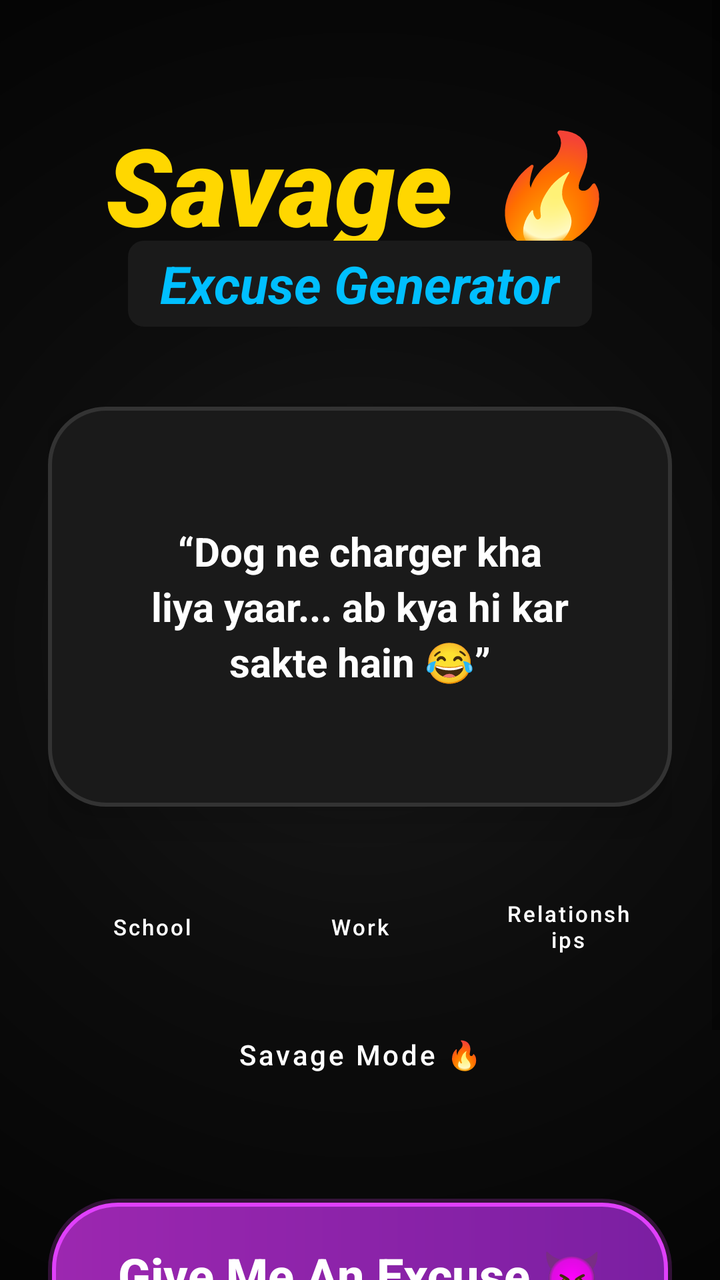
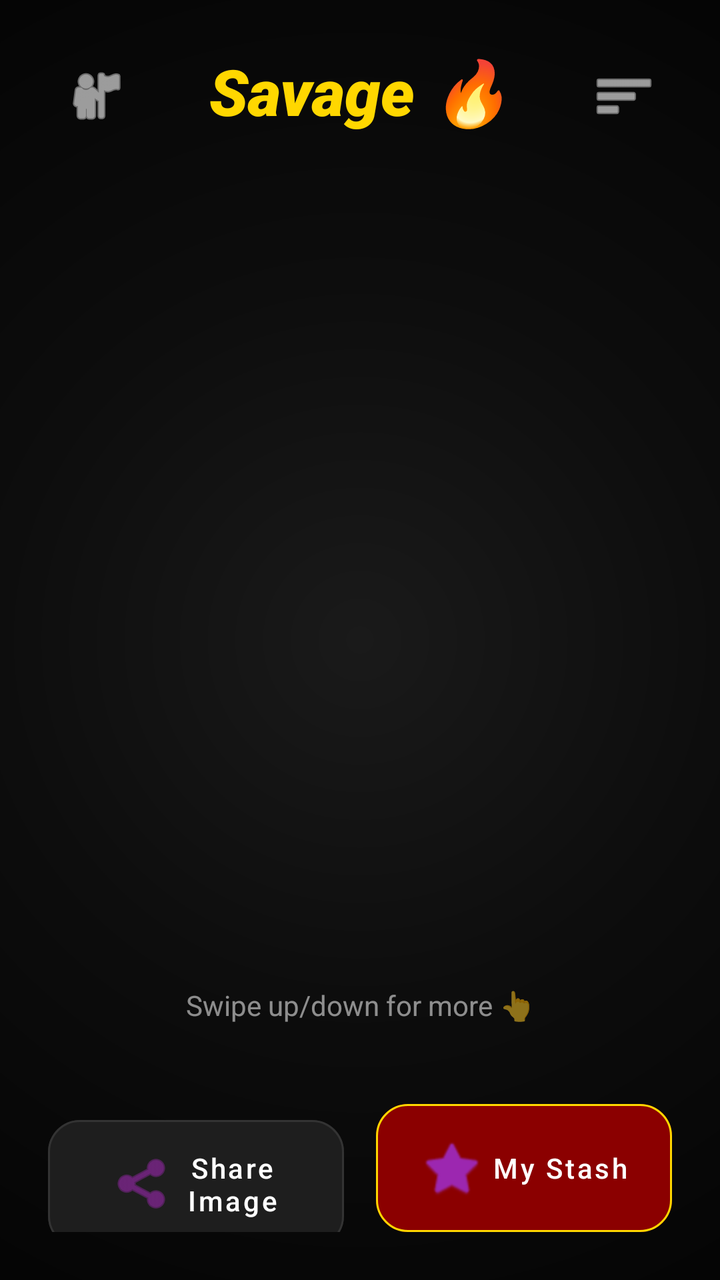

Compare the two renders of this Android layout. The source of the first and the diff that turns it into the second are given below.
<!-- AndroidManifest.xml: application theme Theme.SavageExcuse -->
<!-- res/layout/activity_main.xml -->
<?xml version="1.0" encoding="utf-8"?>
<ScrollView xmlns:android="http://schemas.android.com/apk/res/android"
    xmlns:app="http://schemas.android.com/apk/res-auto"
    xmlns:tools="http://schemas.android.com/tools"
    android:layout_width="match_parent"
    android:layout_height="match_parent"
    android:background="@drawable/bg_main_gradient"
    android:fillViewport="true">

    <androidx.constraintlayout.widget.ConstraintLayout
        android:layout_width="match_parent"
        android:layout_height="wrap_content"
        android:padding="24dp">

        
        <TextView
            android:id="@+id/tvSavage"
            android:layout_width="wrap_content"
            android:layout_height="wrap_content"
            android:layout_marginTop="32dp"
            android:fontFamily="sans-serif-black"
            android:text="Savage 🔥"
            android:textColor="@color/savage_yellow"
            android:textSize="54sp"
            android:textStyle="bold|italic"
            app:layout_constraintEnd_toEndOf="parent"
            app:layout_constraintStart_toStartOf="parent"
            app:layout_constraintTop_toTopOf="parent" />

        <TextView
            android:id="@+id/tvGeneratorTitle"
            android:layout_width="wrap_content"
            android:layout_height="wrap_content"
            android:layout_marginTop="-8dp"
            android:background="@drawable/bg_secondary_tag"
            android:paddingHorizontal="16dp"
            android:paddingVertical="4dp"
            android:text="Excuse Generator"
            android:textColor="@color/generator_blue"
            android:textSize="26sp"
            android:textStyle="bold|italic"
            app:layout_constraintEnd_toEndOf="parent"
            app:layout_constraintStart_toStartOf="parent"
            app:layout_constraintTop_toBottomOf="@id/tvSavage" />

        
        <androidx.constraintlayout.widget.ConstraintLayout
            android:id="@+id/bubbleLayout"
            android:layout_width="0dp"
            android:layout_height="200dp"
            android:layout_marginTop="40dp"
            android:background="@drawable/bg_speech_bubble"
            android:elevation="12dp"
            app:layout_constraintEnd_toEndOf="parent"
            app:layout_constraintStart_toStartOf="parent"
            app:layout_constraintTop_toBottomOf="@id/tvGeneratorTitle">

            <TextView
                android:id="@+id/tvExcuse"
                android:layout_width="match_parent"
                android:layout_height="match_parent"
                android:gravity="center"
                android:padding="28dp"
                android:text="“Dog ne charger kha liya yaar... ab kya hi kar sakte hain 😂”"
                android:textColor="@color/white"
                android:lineSpacingExtra="4dp"
                android:textSize="20sp"
                android:textStyle="bold"
                app:layout_constraintBottom_toBottomOf="parent"
                app:layout_constraintEnd_toEndOf="parent"
                app:layout_constraintStart_toStartOf="parent"
                app:layout_constraintTop_toTopOf="parent" />
        </androidx.constraintlayout.widget.ConstraintLayout>

        
        <LinearLayout
            android:id="@+id/categoryLayout"
            android:layout_width="match_parent"
            android:layout_height="wrap_content"
            android:layout_marginTop="32dp"
            android:gravity="center"
            android:orientation="horizontal"
            app:layout_constraintTop_toBottomOf="@id/bubbleLayout">

            <Button
                android:id="@+id/btnSchool"
                style="@style/Widget.MaterialComponents.Button.UnelevatedButton"
                android:layout_width="0dp"
                android:layout_height="wrap_content"
                android:layout_margin="4dp"
                android:layout_weight="1"
                android:backgroundTint="@color/cat_school_bg"
                android:insetTop="0dp"
                android:insetBottom="0dp"
                android:text="School"
                android:textAllCaps="false"
                android:textColor="@color/white"
                android:textSize="11sp"
                app:cornerRadius="12dp" />

            <Button
                android:id="@+id/btnWork"
                style="@style/Widget.MaterialComponents.Button.UnelevatedButton"
                android:layout_width="0dp"
                android:layout_height="wrap_content"
                android:layout_margin="4dp"
                android:layout_weight="1"
                android:backgroundTint="@color/cat_work_bg"
                android:insetTop="0dp"
                android:insetBottom="0dp"
                android:text="Work"
                android:textAllCaps="false"
                android:textColor="@color/white"
                android:textSize="11sp"
                app:cornerRadius="12dp" />

            <Button
                android:id="@+id/btnRelationships"
                style="@style/Widget.MaterialComponents.Button.UnelevatedButton"
                android:layout_width="0dp"
                android:layout_height="wrap_content"
                android:layout_margin="4dp"
                android:layout_weight="1"
                android:backgroundTint="@color/cat_relationships_bg"
                android:insetTop="0dp"
                android:insetBottom="0dp"
                android:text="Relationships"
                android:textAllCaps="false"
                android:textColor="@color/white"
                android:textSize="11sp"
                app:cornerRadius="12dp" />
        </LinearLayout>

        <Button
            android:id="@+id/btnSavageMode"
            style="@style/Widget.MaterialComponents.Button.UnelevatedButton"
            android:layout_width="220dp"
            android:layout_height="wrap_content"
            android:layout_marginTop="12dp"
            android:backgroundTint="@color/cat_savage_mode_bg"
            android:text="Savage Mode 🔥"
            android:textAllCaps="false"
            android:textColor="@color/white"
            app:cornerRadius="14dp"
            app:layout_constraintEnd_toEndOf="parent"
            app:layout_constraintStart_toStartOf="parent"
            app:layout_constraintTop_toBottomOf="@id/categoryLayout" />

        
        <Button
            android:id="@+id/btnGenerate"
            android:layout_width="0dp"
            android:layout_height="76dp"
            android:layout_marginTop="48dp"
            android:background="@drawable/btn_main_glow"
            android:elevation="8dp"
            android:stateListAnimator="@null"
            android:text="Give Me An Excuse 😈"
            android:textAllCaps="false"
            android:textColor="@color/white"
            android:textSize="24sp"
            android:textStyle="bold"
            app:backgroundTint="@null"
            app:layout_constraintEnd_toEndOf="parent"
            app:layout_constraintStart_toStartOf="parent"
            app:layout_constraintTop_toBottomOf="@id/btnSavageMode" />

        
        <LinearLayout
            android:layout_width="0dp"
            android:layout_height="wrap_content"
            android:layout_marginTop="32dp"
            android:orientation="horizontal"
            app:layout_constraintEnd_toEndOf="parent"
            app:layout_constraintStart_toStartOf="parent"
            app:layout_constraintTop_toBottomOf="@id/btnGenerate">

            <com.google.android.material.button.MaterialButton
                android:id="@+id/btnCopy"
                style="@style/Widget.MaterialComponents.Button.OutlinedButton"
                android:layout_width="0dp"
                android:layout_height="64dp"
                android:layout_marginEnd="8dp"
                android:layout_weight="1"
                android:backgroundTint="@color/btn_secondary_bg"
                android:insetTop="0dp"
                android:insetBottom="0dp"
                android:text="Copy"
                android:textAllCaps="false"
                android:textColor="@color/white"
                app:cornerRadius="16dp"
                app:icon="@android:drawable/ic_menu_edit"
                app:iconGravity="textStart"
                app:strokeColor="@color/btn_secondary_stroke"
                app:strokeWidth="1dp" />

            <com.google.android.material.button.MaterialButton
                android:id="@+id/btnShare"
                style="@style/Widget.MaterialComponents.Button.OutlinedButton"
                android:layout_width="0dp"
                android:layout_height="64dp"
                android:layout_marginStart="8dp"
                android:layout_weight="1"
                android:backgroundTint="@color/btn_secondary_bg"
                android:insetTop="0dp"
                android:insetBottom="0dp"
                android:text="Share"
                android:textAllCaps="false"
                android:textColor="@color/white"
                app:cornerRadius="16dp"
                app:icon="@android:drawable/ic_menu_share"
                app:iconGravity="textStart"
                app:strokeColor="@color/btn_secondary_stroke"
                app:strokeWidth="1dp" />
        </LinearLayout>

    </androidx.constraintlayout.widget.ConstraintLayout>
</ScrollView>
<!-- resources referenced by this layout -->
<resources>
  <color name="btn_secondary_bg">#1E1E1E</color>
  <color name="btn_secondary_stroke">#333333</color>
  <color name="cat_relationships_bg">#7B1818</color>
  <color name="cat_savage_mode_bg">#8B0000</color>
  <color name="cat_school_bg">#2C2C2C</color>
  <color name="cat_work_bg">#104E5B</color>
  <color name="generator_blue">#00BFFF</color>
  <color name="savage_yellow">#FFD700</color>
  <color name="white">#FFFFFFFF</color>
  <!-- drawable bg_main_gradient (drawable) -->
  <?xml version="1.0" encoding="utf-8"?>
  <shape xmlns:android="http://schemas.android.com/apk/res/android">
      <gradient
          android:type="radial"
          android:gradientRadius="100%p"
          android:startColor="#1A1A1A"
          android:centerColor="#0D0D0D"
          android:endColor="#050505" />
  </shape>
  <!-- drawable bg_secondary_tag (drawable) -->
  <?xml version="1.0" encoding="utf-8"?>
  <shape xmlns:android="http://schemas.android.com/apk/res/android">
      <solid android:color="#1A1A1A" />
      <corners android:radius="8dp" />
  </shape>
  <!-- drawable bg_speech_bubble (drawable) -->
  <?xml version="1.0" encoding="utf-8"?>
  <shape xmlns:android="http://schemas.android.com/apk/res/android">
      <solid android:color="#1A1A1A" />
      <corners android:radius="28dp" />
      <stroke android:width="2dp" android:color="#333333" />
      <padding android:left="16dp" android:top="16dp" android:right="16dp" android:bottom="16dp" />
  </shape>
  <!-- drawable btn_main_glow (drawable) -->
  <?xml version="1.0" encoding="utf-8"?>
  <layer-list xmlns:android="http://schemas.android.com/apk/res/android">
      
      <item>
          <shape android:shape="rectangle">
              <corners android:radius="35dp" />
              <solid android:color="#33E040FB" />
          </shape>
      </item>
      
      <item android:top="2dp" android:bottom="2dp" android:left="2dp" android:right="2dp">
          <shape android:shape="rectangle">
              <gradient
                  android:startColor="@color/glow_purple_start"
                  android:endColor="@color/glow_purple_end"
                  android:angle="0" />
              <corners android:radius="32dp" />
              <stroke android:width="2dp" android:color="@color/glow_purple_stroke" />
          </shape>
      </item>
  </layer-list>
  <style name="Theme.SavageExcuse" parent="Theme.MaterialComponents.DayNight.NoActionBar">
          
          <item name="colorPrimary">@color/glow_purple_start</item>
          <item name="colorPrimaryVariant">@color/bg_dark</item>
          <item name="colorOnPrimary">@color/white</item>
          
          <item name="colorSecondary">@color/generator_blue</item>
          <item name="colorSecondaryVariant">@color/generator_blue</item>
          <item name="colorOnSecondary">@color/black</item>
          
          <item name="android:statusBarColor">@color/bg_dark</item>
          <item name="android:navigationBarColor">@color/bg_dark</item>
          
      </style>
  <color name="glow_purple_start">#9C27B0</color>
  <color name="glow_purple_end">#7B1FA2</color>
  <color name="glow_purple_stroke">#E040FB</color>
  <color name="bg_dark">#0D0D0D</color>
  <color name="black">#FF000000</color>
</resources>

<!-- the commit's change to res/layout/activity_main.xml (unified diff, before → after) -->
@@ -1,218 +1,119 @@
 <?xml version="1.0" encoding="utf-8"?>
-<ScrollView xmlns:android="http://schemas.android.com/apk/res/android"
+<androidx.constraintlayout.widget.ConstraintLayout xmlns:android="http://schemas.android.com/apk/res/android"
     xmlns:app="http://schemas.android.com/apk/res-auto"
-    xmlns:tools="http://schemas.android.com/tools"
     android:layout_width="match_parent"
     android:layout_height="match_parent"
-    android:background="@drawable/bg_main_gradient"
-    android:fillViewport="true">
+    android:background="@drawable/bg_main_gradient">
 
+    
     <androidx.constraintlayout.widget.ConstraintLayout
+        android:id="@+id/headerLayout"
         android:layout_width="match_parent"
         android:layout_height="wrap_content"
-        android:padding="24dp">
+        android:padding="24dp"
+        app:layout_constraintTop_toTopOf="parent">
 
-        
+        <ImageButton
+            android:id="@+id/btnProfile"
+            android:layout_width="48dp"
+            android:layout_height="48dp"
+            android:background="?attr/selectableItemBackgroundBorderless"
+            android:src="@android:drawable/ic_menu_myplaces"
+            app:tint="@color/white"
+            app:layout_constraintStart_toStartOf="parent"
+            app:layout_constraintTop_toTopOf="parent" />
+
         <TextView
             android:id="@+id/tvSavage"
             android:layout_width="wrap_content"
             android:layout_height="wrap_content"
-            android:layout_marginTop="32dp"
             android:fontFamily="sans-serif-black"
             android:text="Savage 🔥"
             android:textColor="@color/savage_yellow"
-            android:textSize="54sp"
+            android:textSize="32sp"
             android:textStyle="bold|italic"
             app:layout_constraintEnd_toEndOf="parent"
             app:layout_constraintStart_toStartOf="parent"
             app:layout_constraintTop_toTopOf="parent" />
 
-        <TextView
-            android:id="@+id/tvGeneratorTitle"
-            android:layout_width="wrap_content"
-            android:layout_height="wrap_content"
-            android:layout_marginTop="-8dp"
-            android:background="@drawable/bg_secondary_tag"
-            android:paddingHorizontal="16dp"
-            android:paddingVertical="4dp"
-            android:text="Excuse Generator"
-            android:textColor="@color/generator_blue"
-            android:textSize="26sp"
-            android:textStyle="bold|italic"
+        <ImageButton
+            android:id="@+id/btnFilter"
+            android:layout_width="48dp"
+            android:layout_height="48dp"
+            android:background="?attr/selectableItemBackgroundBorderless"
+            android:src="@android:drawable/ic_menu_sort_by_size"
+            app:tint="@color/white"
             app:layout_constraintEnd_toEndOf="parent"
-            app:layout_constraintStart_toStartOf="parent"
-            app:layout_constraintTop_toBottomOf="@id/tvSavage" />
+            app:layout_constraintTop_toTopOf="parent" />
+    </androidx.constraintlayout.widget.ConstraintLayout>
 
-        
-        <androidx.constraintlayout.widget.ConstraintLayout
-            android:id="@+id/bubbleLayout"
+    
+    <androidx.viewpager2.widget.ViewPager2
+        android:id="@+id/viewPager"
+        android:layout_width="match_parent"
+        android:layout_height="0dp"
+        app:layout_constraintBottom_toTopOf="@id/bottomActions"
+        app:layout_constraintTop_toBottomOf="@id/headerLayout" />
+
+    
+    <TextView
+        android:id="@+id/tvSwipeHelper"
+        android:layout_width="wrap_content"
+        android:layout_height="wrap_content"
+        android:text="Swipe up/down for more 👆"
+        android:textColor="#88FFFFFF"
+        android:textSize="14sp"
+        android:layout_marginBottom="16dp"
+        app:layout_constraintBottom_toTopOf="@id/bottomActions"
+        app:layout_constraintEnd_toEndOf="parent"
+        app:layout_constraintStart_toStartOf="parent" />
+
+    
+    <LinearLayout
+        android:id="@+id/bottomActions"
+        android:layout_width="match_parent"
+        android:layout_height="wrap_content"
+        android:orientation="horizontal"
+        android:padding="24dp"
+        app:layout_constraintBottom_toBottomOf="parent">
+
+        <com.google.android.material.button.MaterialButton
+            android:id="@+id/btnShareImage"
+            style="@style/Widget.MaterialComponents.Button.OutlinedButton"
             android:layout_width="0dp"
-            android:layout_height="200dp"
-            android:layout_marginTop="40dp"
-            android:background="@drawable/bg_speech_bubble"
-            android:elevation="12dp"
-            app:layout_constraintEnd_toEndOf="parent"
-            app:layout_constraintStart_toStartOf="parent"
-            app:layout_constraintTop_toBottomOf="@id/tvGeneratorTitle">
-
-            <TextView
-                android:id="@+id/tvExcuse"
-                android:layout_width="match_parent"
-                android:layout_height="match_parent"
-                android:gravity="center"
-                android:padding="28dp"
-                android:text="“Dog ne charger kha liya yaar... ab kya hi kar sakte hain 😂”"
-                android:textColor="@color/white"
-                android:lineSpacingExtra="4dp"
-                android:textSize="20sp"
-                android:textStyle="bold"
-                app:layout_constraintBottom_toBottomOf="parent"
-                app:layout_constraintEnd_toEndOf="parent"
-                app:layout_constraintStart_toStartOf="parent"
-                app:layout_constraintTop_toTopOf="parent" />
-        </androidx.constraintlayout.widget.ConstraintLayout>
-
-        
-        <LinearLayout
-            android:id="@+id/categoryLayout"
-            android:layout_width="match_parent"
-            android:layout_height="wrap_content"
-            android:layout_marginTop="32dp"
-            android:gravity="center"
-            android:orientation="horizontal"
-            app:layout_constraintTop_toBottomOf="@id/bubbleLayout">
-
-            <Button
-                android:id="@+id/btnSchool"
-                style="@style/Widget.MaterialComponents.Button.UnelevatedButton"
-                android:layout_width="0dp"
-                android:layout_height="wrap_content"
-                android:layout_margin="4dp"
-                android:layout_weight="1"
-                android:backgroundTint="@color/cat_school_bg"
-                android:insetTop="0dp"
-                android:insetBottom="0dp"
-                android:text="School"
-                android:textAllCaps="false"
-                android:textColor="@color/white"
-                android:textSize="11sp"
-                app:cornerRadius="12dp" />
-
-            <Button
-                android:id="@+id/btnWork"
-                style="@style/Widget.MaterialComponents.Button.UnelevatedButton"
-                android:layout_width="0dp"
-                android:layout_height="wrap_content"
-                android:layout_margin="4dp"
-                android:layout_weight="1"
-                android:backgroundTint="@color/cat_work_bg"
-                android:insetTop="0dp"
-                android:insetBottom="0dp"
-                android:text="Work"
-                android:textAllCaps="false"
-                android:textColor="@color/white"
-                android:textSize="11sp"
-                app:cornerRadius="12dp" />
-
-            <Button
-                android:id="@+id/btnRelationships"
-                style="@style/Widget.MaterialComponents.Button.UnelevatedButton"
-                android:layout_width="0dp"
-                android:layout_height="wrap_content"
-                android:layout_margin="4dp"
-                android:layout_weight="1"
-                android:backgroundTint="@color/cat_relationships_bg"
-                android:insetTop="0dp"
-                android:insetBottom="0dp"
-                android:text="Relationships"
-                android:textAllCaps="false"
-                android:textColor="@color/white"
-                android:textSize="11sp"
-                app:cornerRadius="12dp" />
-        </LinearLayout>
-
-        <Button
-            android:id="@+id/btnSavageMode"
-            style="@style/Widget.MaterialComponents.Button.UnelevatedButton"
-            android:layout_width="220dp"
-            android:layout_height="wrap_content"
-            android:layout_marginTop="12dp"
-            android:backgroundTint="@color/cat_savage_mode_bg"
-            android:text="Savage Mode 🔥"
+            android:layout_height="64dp"
+            android:layout_weight="1"
+            android:layout_marginEnd="8dp"
+            android:backgroundTint="@color/btn_secondary_bg"
+            android:insetTop="0dp"
+            android:insetBottom="0dp"
+            android:text="Share Image"
             android:textAllCaps="false"
             android:textColor="@color/white"
-            app:cornerRadius="14dp"
-            app:layout_constraintEnd_toEndOf="parent"
-            app:layout_constraintStart_toStartOf="parent"
-            app:layout_constraintTop_toBottomOf="@id/categoryLayout" />
+            app:cornerRadius="16dp"
+            app:icon="@android:drawable/ic_menu_share"
+            app:iconGravity="textStart"
+            app:strokeColor="@color/btn_secondary_stroke"
+            app:strokeWidth="1dp" />
 
-        
-        <Button
-            android:id="@+id/btnGenerate"
+        <com.google.android.material.button.MaterialButton
+            android:id="@+id/btnMyStash"
+            style="@style/Widget.MaterialComponents.Button.OutlinedButton"
             android:layout_width="0dp"
-            android:layout_height="76dp"
-            android:layout_marginTop="48dp"
-            android:background="@drawable/btn_main_glow"
-            android:elevation="8dp"
-            android:stateListAnimator="@null"
-            android:text="Give Me An Excuse 😈"
+            android:layout_height="64dp"
+            android:layout_weight="1"
+            android:layout_marginStart="8dp"
+            android:backgroundTint="@color/cat_savage_mode_bg"
+            android:insetTop="0dp"
+            android:insetBottom="0dp"
+            android:text="My Stash"
             android:textAllCaps="false"
             android:textColor="@color/white"
-            android:textSize="24sp"
-            android:textStyle="bold"
-            app:backgroundTint="@null"
-            app:layout_constraintEnd_toEndOf="parent"
-            app:layout_constraintStart_toStartOf="parent"
-            app:layout_constraintTop_toBottomOf="@id/btnSavageMode" />
+            app:cornerRadius="16dp"
+            app:icon="@android:drawable/btn_star"
+            app:iconGravity="textStart"
+            app:strokeColor="@color/savage_yellow"
+            app:strokeWidth="1dp" />
+    </LinearLayout>
 
-        
-        <LinearLayout
-            android:layout_width="0dp"
-            android:layout_height="wrap_content"
-            android:layout_marginTop="32dp"
-            android:orientation="horizontal"
-            app:layout_constraintEnd_toEndOf="parent"
-            app:layout_constraintStart_toStartOf="parent"
-            app:layout_constraintTop_toBottomOf="@id/btnGenerate">
-
-            <com.google.android.material.button.MaterialButton
-                android:id="@+id/btnCopy"
-                style="@style/Widget.MaterialComponents.Button.OutlinedButton"
-                android:layout_width="0dp"
-                android:layout_height="64dp"
-                android:layout_marginEnd="8dp"
-                android:layout_weight="1"
-                android:backgroundTint="@color/btn_secondary_bg"
-                android:insetTop="0dp"
-                android:insetBottom="0dp"
-                android:text="Copy"
-                android:textAllCaps="false"
-                android:textColor="@color/white"
-                app:cornerRadius="16dp"
-                app:icon="@android:drawable/ic_menu_edit"
-                app:iconGravity="textStart"
-                app:strokeColor="@color/btn_secondary_stroke"
-                app:strokeWidth="1dp" />
-
-            <com.google.android.material.button.MaterialButton
-                android:id="@+id/btnShare"
-                style="@style/Widget.MaterialComponents.Button.OutlinedButton"
-                android:layout_width="0dp"
-                android:layout_height="64dp"
-                android:layout_marginStart="8dp"
-                android:layout_weight="1"
-                android:backgroundTint="@color/btn_secondary_bg"
-                android:insetTop="0dp"
-                android:insetBottom="0dp"
-                android:text="Share"
-                android:textAllCaps="false"
-                android:textColor="@color/white"
-                app:cornerRadius="16dp"
-                app:icon="@android:drawable/ic_menu_share"
-                app:iconGravity="textStart"
-                app:strokeColor="@color/btn_secondary_stroke"
-                app:strokeWidth="1dp" />
-        </LinearLayout>
-
-    </androidx.constraintlayout.widget.ConstraintLayout>
-</ScrollView>
+</androidx.constraintlayout.widget.ConstraintLayout>
<!-- resource entries referenced after the edit -->
@@ -2,11 +2,7 @@
 <resources>
   <color name="btn_secondary_bg">#1E1E1E</color>
   <color name="btn_secondary_stroke">#333333</color>
-  <color name="cat_relationships_bg">#7B1818</color>
   <color name="cat_savage_mode_bg">#8B0000</color>
-  <color name="cat_school_bg">#2C2C2C</color>
-  <color name="cat_work_bg">#104E5B</color>
-  <color name="generator_blue">#00BFFF</color>
   <color name="savage_yellow">#FFD700</color>
   <color name="white">#FFFFFFFF</color>
   <!-- drawable bg_main_gradient (drawable) -->
@@ -19,42 +15,6 @@
           android:centerColor="#0D0D0D"
           android:endColor="#050505" />
   </shape>
-  <!-- drawable bg_secondary_tag (drawable) -->
-  <?xml version="1.0" encoding="utf-8"?>
-  <shape xmlns:android="http://schemas.android.com/apk/res/android">
-      <solid android:color="#1A1A1A" />
-      <corners android:radius="8dp" />
-  </shape>
-  <!-- drawable bg_speech_bubble (drawable) -->
-  <?xml version="1.0" encoding="utf-8"?>
-  <shape xmlns:android="http://schemas.android.com/apk/res/android">
-      <solid android:color="#1A1A1A" />
-      <corners android:radius="28dp" />
-      <stroke android:width="2dp" android:color="#333333" />
-      <padding android:left="16dp" android:top="16dp" android:right="16dp" android:bottom="16dp" />
-  </shape>
-  <!-- drawable btn_main_glow (drawable) -->
-  <?xml version="1.0" encoding="utf-8"?>
-  <layer-list xmlns:android="http://schemas.android.com/apk/res/android">
-      
-      <item>
-          <shape android:shape="rectangle">
-              <corners android:radius="35dp" />
-              <solid android:color="#33E040FB" />
-          </shape>
-      </item>
-      
-      <item android:top="2dp" android:bottom="2dp" android:left="2dp" android:right="2dp">
-          <shape android:shape="rectangle">
-              <gradient
-                  android:startColor="@color/glow_purple_start"
-                  android:endColor="@color/glow_purple_end"
-                  android:angle="0" />
-              <corners android:radius="32dp" />
-              <stroke android:width="2dp" android:color="@color/glow_purple_stroke" />
-          </shape>
-      </item>
-  </layer-list>
   <style name="Theme.SavageExcuse" parent="Theme.MaterialComponents.DayNight.NoActionBar">
           
           <item name="colorPrimary">@color/glow_purple_start</item>
@@ -70,9 +30,8 @@
           
       </style>
   <color name="glow_purple_start">#9C27B0</color>
-  <color name="glow_purple_end">#7B1FA2</color>
-  <color name="glow_purple_stroke">#E040FB</color>
   <color name="bg_dark">#0D0D0D</color>
+  <color name="generator_blue">#00BFFF</color>
   <color name="black">#FF000000</color>
 </resources>
 
